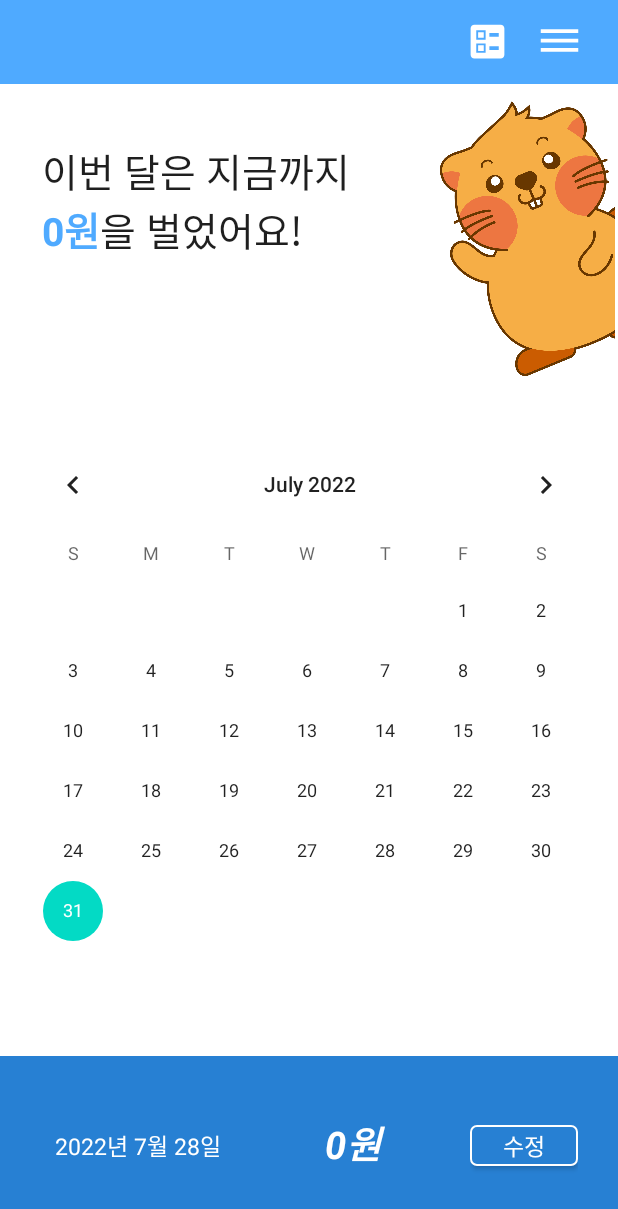
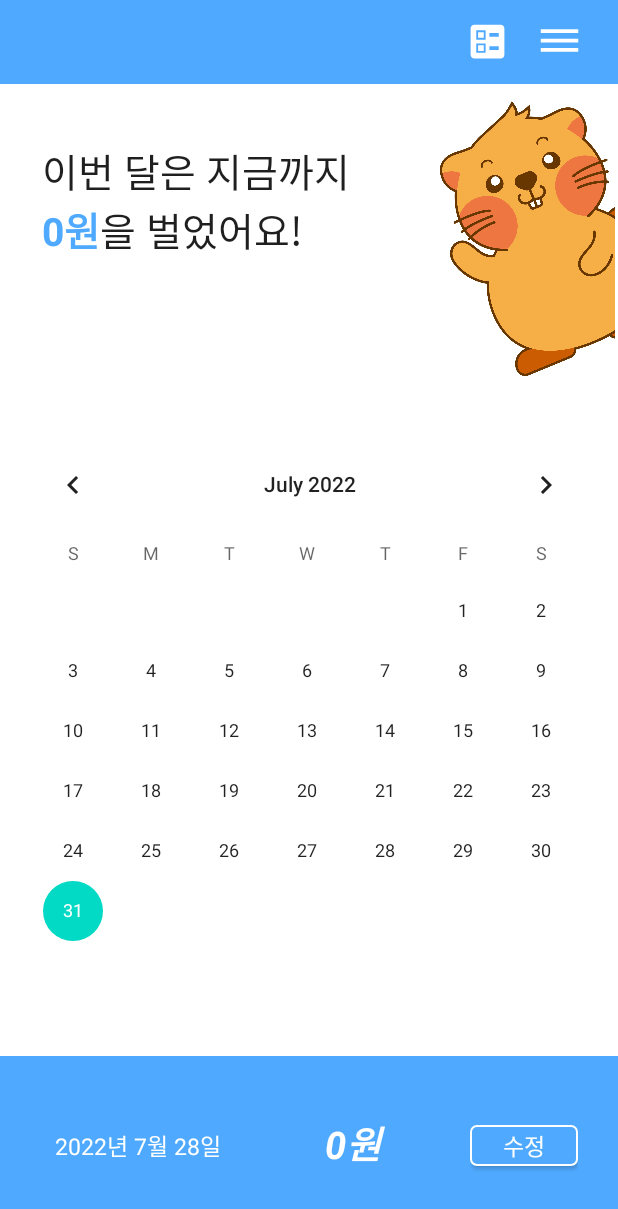
Before and after one commit to y3l512/GURUTest, an Android app: the layout activity_calender.xml on its own in the app's theme, with its tools: preview values and no code run, on a phone screen of 412 x 824 dp. Shown: the top 1209 px of the screen. Run offline under Robolectric (Android 15) with nearby library versions, the phone set to English and light mode, and no system bars.

Commit message:
아래 리니어레이아웃 컬러 변경

```diff
--- a/app/src/main/res/drawable/button_stroke2.xml
+++ b/app/src/main/res/drawable/button_stroke2.xml
@@ -2,7 +2,7 @@
 <shape xmlns:android="http://schemas.android.com/apk/res/android"
     android:padding="10dp"
     android:shape="rectangle">
-    <solid android:color="@color/blue"/>
+    <solid android:color="@color/skyblue"/>
     <stroke
         android:width="1dp"
         android:color="@color/white"/>
--- a/app/src/main/res/layout/activity_calender.xml
+++ b/app/src/main/res/layout/activity_calender.xml
@@ -133,7 +133,7 @@
             android:id="@+id/layout"
             android:layout_width="437dp"
             android:layout_height="120dp"
-            android:background="@color/blue"
+            android:background="@color/skyblue"
             android:orientation="horizontal"
             android:paddingLeft="40dp"
             android:paddingRight="40dp"
```
